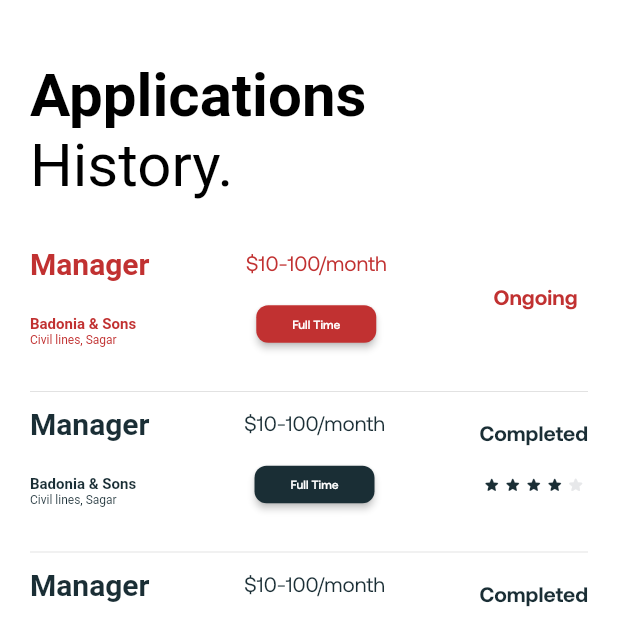
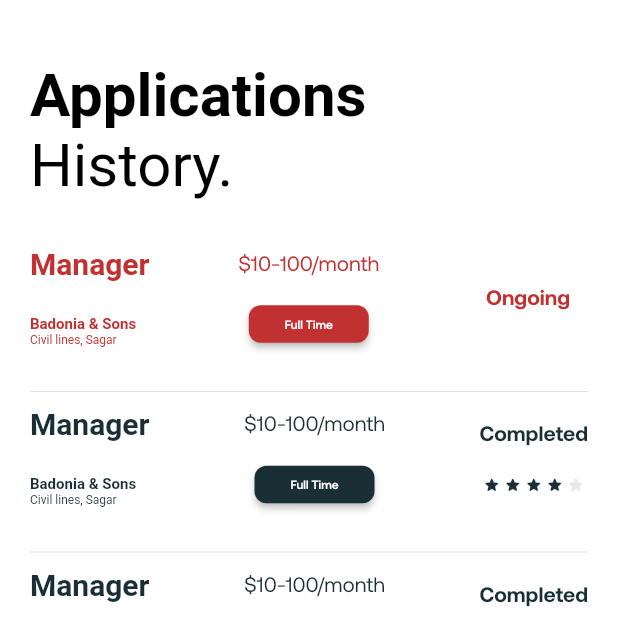
Before and after one commit to kkkkkabir/flutter_assignment, a Flutter app: the History screen opened directly, on a phone screen of 412 x 824 dp, the top half of it. Run offline on Flutter 3.47's test engine with Material 2 defaults, Android fonts, the phone set to English and light mode, and no system bars; drawn by our look-alikes of flutter_rating_stars; our stand-ins replace google_fonts; Roboto replaces fonts that are missing (Ubuntu).

Commit message:
changes made

```diff
--- a/lib/Screens/history.dart
+++ b/lib/Screens/history.dart
@@ -151,7 +151,7 @@ class _HistoryState extends State<History> {
                                         )
                                       else
                                         SizedBox(
-                                          width: 70,
+                                          width: 80,
                                         ),
                                     ],
                                   ),
```
